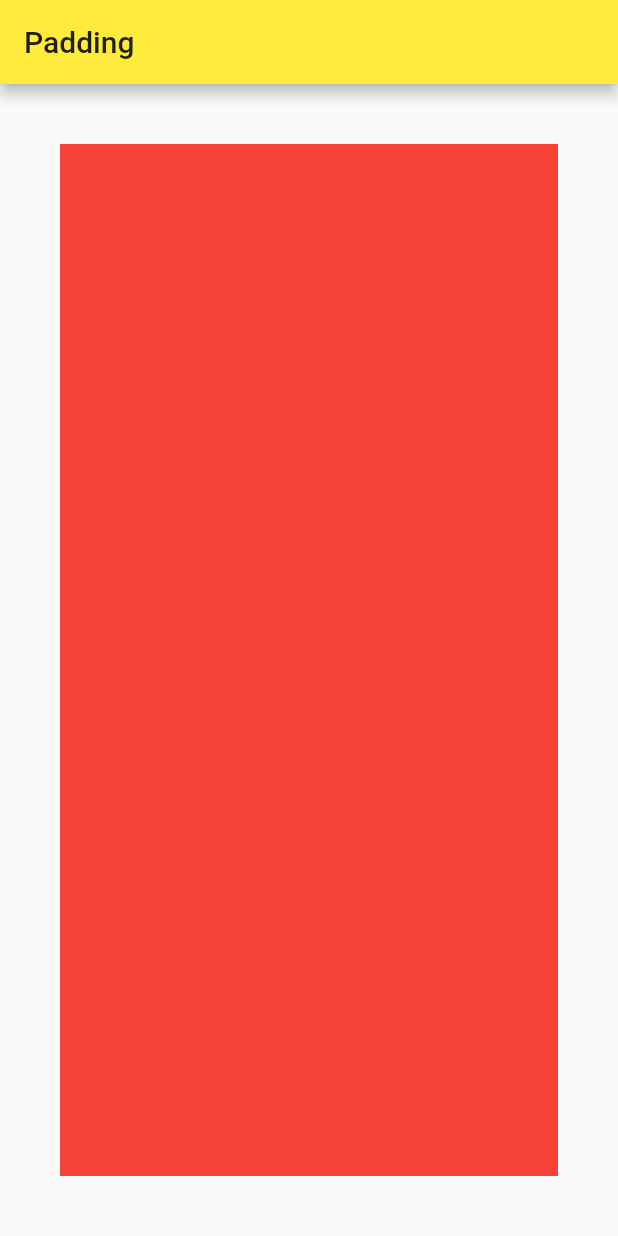
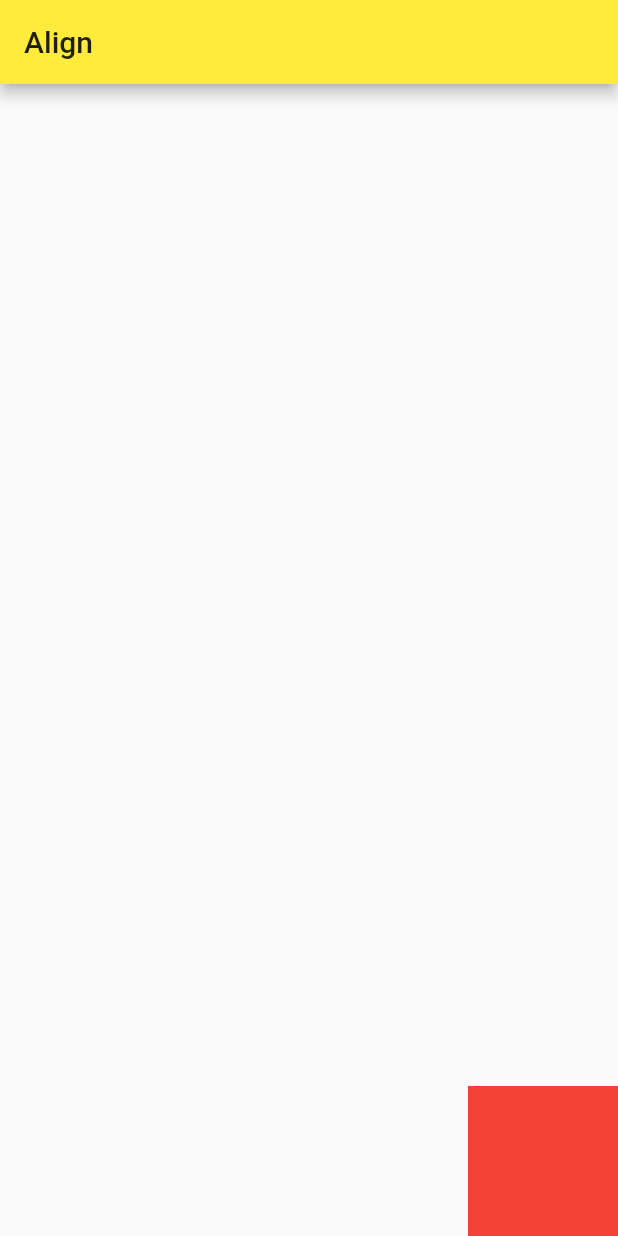
Before and after one commit to congcoding/flutter_survivalcoding, a Flutter app: the screen it shows after launch, on a phone screen of 412 x 824 dp. Run offline on Flutter 3.47's test engine with Material 2 defaults, Android fonts, the phone set to English and light mode, and no system bars.

Commit message:
[FEAT] Chapter 4.3.3 (Align)

```diff
--- a/lib/main.dart
+++ b/lib/main.dart
@@ -20,14 +20,16 @@ class MyHomePage extends StatelessWidget {
   Widget build(BuildContext context) {
     return Scaffold(
       appBar: AppBar(
-        title: Text('Padding'),
+        title: Text('Align'),
       ),
-      body: Padding(
-        padding: const EdgeInsets.all(40.0),
+      body: Align(
+        alignment: Alignment.bottomRight,
         child: Container(
           color: Colors.red,
-        ),
-      ),
+          width: 100,
+          height: 100,
+        )
+      )
     );
   }
 }
```
